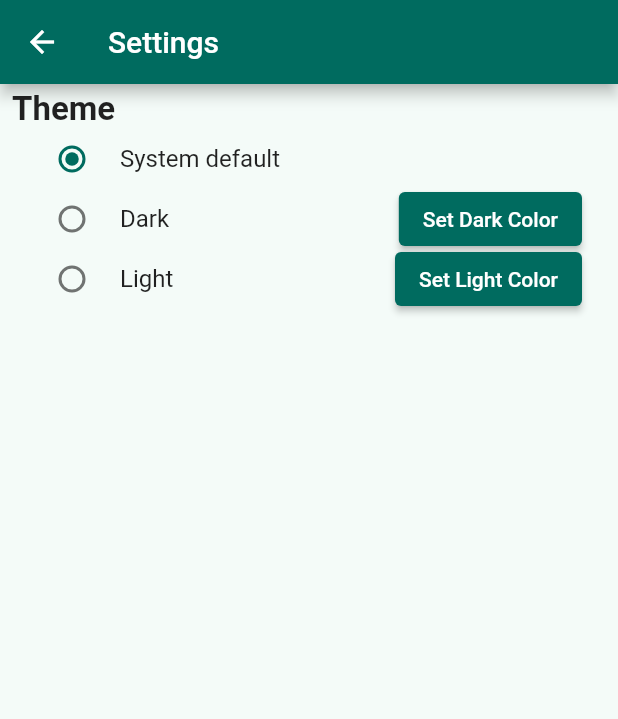
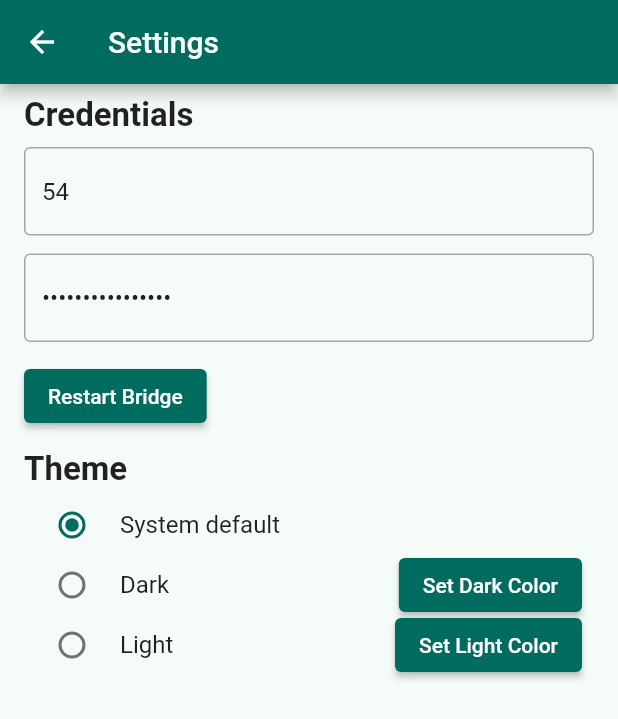
Before and after one commit to OpenDDS/opendds-smart-lock, a Flutter app: the screen it shows after launch, after a tap on the "settings" icon, on a phone screen of 412 x 824 dp. Shown: the top 719 px of the screen. Run offline on Flutter 3.47's test engine with Material 2 defaults, Android fonts, the phone set to English and light mode, and no system bars; our stand-ins replace cookie_jar, dio, dio_cookie_manager, flutter_colorpicker, shared_preferences; missing offline and left inert: dart:ffi, encrypted_shared_preferences.

Commit message:
Added username/password to the settings and use cached certs

```diff
--- a/flutter/smartlock/lib/main.dart
+++ b/flutter/smartlock/lib/main.dart
@@ -10,6 +10,8 @@ void main() async {
   await Settings.theme.getStored();
   await Settings.lightSeed.getStored();
   await Settings.darkSeed.getStored();
+  await Settings.username.getStored();
+  await Settings.password.getStored();
   runApp(const MyApp());
 }
 
--- a/flutter/smartlock/lib/screens/settings.dart
+++ b/flutter/smartlock/lib/screens/settings.dart
@@ -1,5 +1,6 @@
 import 'package:flutter/material.dart';
 import 'package:shared_preferences/shared_preferences.dart';
+import 'package:encrypted_shared_preferences/encrypted_shared_preferences.dart';
 import 'package:flutter_colorpicker/flutter_colorpicker.dart';
 
 import '../style/style.dart';
@@ -11,16 +12,19 @@ abstract class Setting<T, W> {
 
   Setting(this.key, this.value);
 
-  Future<bool> store(SharedPreferences prefs);
+  Future<W?> read(dynamic prefs) async => prefs.get(key) as W;
+  Future<bool> store(dynamic prefs);
   T convert(W index);
   W access(T value);
   bool valid(W index);
 
+  Future<dynamic> getPrefs() async => await SharedPreferences.getInstance();
+
   Future<T> getStored() async {
     try {
       final start = access(value);
-      final prefs = await SharedPreferences.getInstance();
-      W index = prefs.get(key) as W ?? start;
+      final prefs = await getPrefs();
+      W index = await read(prefs) ?? start;
       if (!valid(index)) {
         index = start;
       }
@@ -37,7 +41,7 @@ abstract class Setting<T, W> {
     } else {
       value = newValue;
       change(value);
-      final prefs = await SharedPreferences.getInstance();
+      final prefs = await getPrefs();
       return await store(prefs);
     }
   }
@@ -56,7 +60,7 @@ class ThemeSetting extends Setting<ThemeMode, int> {
   bool valid(int index) => index < ThemeMode.values.length;
 
   @override
-  Future<bool> store(SharedPreferences prefs) async =>
+  Future<bool> store(dynamic prefs) async =>
       await prefs.setInt(key, access(value));
 }
 
@@ -73,8 +77,42 @@ class ColorSetting extends Setting<Color, int> {
   bool valid(int index) => index <= 0xffffffff;
 
   @override
-  Future<bool> store(SharedPreferences prefs) async =>
+  Future<bool> store(dynamic prefs) async =>
       await prefs.setInt(key, access(value));
+}
+
+abstract class SimpleSetting<T> extends Setting<T, T> {
+  SimpleSetting(super.key, super.value);
+
+  @override
+  T access(T value) => value;
+
+  @override
+  T convert(T index) => index;
+
+  @override
+  bool valid(T index) => true;
+}
+
+class EncryptedStringSetting extends SimpleSetting<String> {
+  EncryptedStringSetting(super.key, super.value);
+
+  @override
+  Future<dynamic> getPrefs() async => EncryptedSharedPreferences();
+
+  @override
+  Future<String?> read(dynamic prefs) async {
+    // Because the EncryptedSharedPreferences object return an empty string
+    // if it is unable to read a string from the preferences, we will change
+    // that to null (as the caller expects).
+    final String s = await prefs.getString(key);
+    return s.isEmpty ? null : s;
+  }
+
+  @override
+  Future<bool> store(dynamic prefs) async {
+    return await prefs.setString(key, access(value));
+  }
 }
 
 final List<Color> _lightColors = [
@@ -102,8 +140,11 @@ class Settings extends StatefulWidget {
   static ThemeSetting theme = ThemeSetting("themeMode", ThemeMode.system);
   static ColorSetting lightSeed = ColorSetting("lightSeed", _lightColors[3]);
   static ColorSetting darkSeed = ColorSetting("darkSeed", _darkColors[4]);
+  static var username = EncryptedStringSetting("username", "54");
+  static var password = EncryptedStringSetting("password", "WNg97wLeR7Rk5eHz");
 
-  const Settings({super.key});
+  final Function() restart;
+  const Settings({super.key, required this.restart});
 
   @override
   State<Settings> createState() => _SettingsState();
@@ -111,6 +152,10 @@ class Settings extends StatefulWidget {
 
 class _SettingsState extends State<Settings> {
   Color? _selected;
+  final _usernameController =
+      TextEditingController(text: Settings.username.value);
+  final _passwordController =
+      TextEditingController(text: Settings.password.value);
 
   void _updateThemeMode(ThemeMode? value) {
     Settings.theme.setStored(value);
@@ -154,8 +199,7 @@ class _SettingsState extends State<Settings> {
       builder: (context) => SimpleDialog(
         title: const Text("Select a color"),
         shape: const RoundedRectangleBorder(
-          borderRadius:
-              BorderRadius.all(Radius.circular(Style.cornerRadius)),
+          borderRadius: BorderRadius.all(Radius.circular(Style.cornerRadius)),
         ),
         children: <Widget>[
           BlockPicker(
@@ -197,24 +241,53 @@ class _SettingsState extends State<Settings> {
     );
   }
 
-  @override
-  Widget build(BuildContext context) {
-    return Scaffold(
-      appBar: AppBar(
-        title: const Text("Settings"),
-      ),
-      body: SafeArea(
-        child: Column(
-          crossAxisAlignment: CrossAxisAlignment.start,
+  Widget _renderContent() {
+    return ListView(
       children: <Widget>[
         Padding(
           padding: Style.columnPadding,
           child: Column(
             crossAxisAlignment: CrossAxisAlignment.start,
             children: [
-                  const Text(
+              const Padding(
+                padding: Style.columnPadding,
+                child: Text(
+                  "Credentials",
+                  style: Style.titleText,
+                ),
+              ),
+              Padding(
+                padding: Style.textPadding,
+                child: TextField(
+                  controller: _usernameController,
+                  decoration: const InputDecoration(
+                      border: OutlineInputBorder(), hintText: 'Username'),
+                  onChanged: (s) => Settings.username.setStored(s),
+                ),
+              ),
+              Padding(
+                padding: Style.textPadding,
+                child: TextField(
+                  controller: _passwordController,
+                  decoration: const InputDecoration(
+                      border: OutlineInputBorder(), hintText: 'Password'),
+                  onChanged: (s) => Settings.password.setStored(s),
+                  obscureText: true,
+                ),
+              ),
+              Padding(
+                padding: Style.textPadding,
+                child: ElevatedButton(
+                  onPressed: widget.restart,
+                  child: const Text("Restart Bridge"),
+                ),
+              ),
+              const Padding(
+                padding: Style.columnPadding,
+                child: Text(
                   "Theme",
                   style: Style.titleText,
+                ),
               ),
               ListTile(
                 title: const Text("System default"),
@@ -261,8 +334,14 @@ class _SettingsState extends State<Settings> {
           ),
         ),
       ],
-        ),
-      ),
+    );
+  }
+
+  @override
+  Widget build(BuildContext context) {
+    return Scaffold(
+      appBar: AppBar(title: const Text("Settings")),
+      body: SafeArea(child: _renderContent()),
     );
   }
 }
--- a/flutter/smartlock/pubspec.yaml
+++ b/flutter/smartlock/pubspec.yaml
@@ -44,6 +44,7 @@ dependencies:
   shared_preferences: ^2.0.15
   flutter_launcher_icons: ^0.12.0
   flutter_colorpicker: ^1.0.3
+  encrypted_shared_preferences: ^3.0.1
   smartlock_idl_plugin:
     path: ../smartlock_idl_plugin
 
--- a/flutter/smartlock_idl_plugin/lib/smartlock_idl_plugin.dart
+++ b/flutter/smartlock_idl_plugin/lib/smartlock_idl_plugin.dart
@@ -31,7 +31,7 @@ typedef LockUpdate = Function(bool, String, LockState);
 
 class Bridge {
   late Pointer<OpenDdsBridge> bridge;
-  static ReceivePort port = ReceivePort();
+  late ReceivePort port;
   static SnackCallback snack = (message) {};
   static LockUpdate update = (enabled, id, state) {};
   static bool _init = false;
@@ -66,6 +66,7 @@ class Bridge {
       String permPerms,
       String idCert,
       String idPrivateKey) async {
+    port = ReceivePort();
     port.listen((dynamic data) => _lockUpdate(data));
 
     // Keep a reference to these functions for use in our own static methods
```
Also changed, not shown: flutter/smartlock/lib/screens/home.dart (+70 -26 lines). Lines whose indentation alone changed are shown as unchanged.
